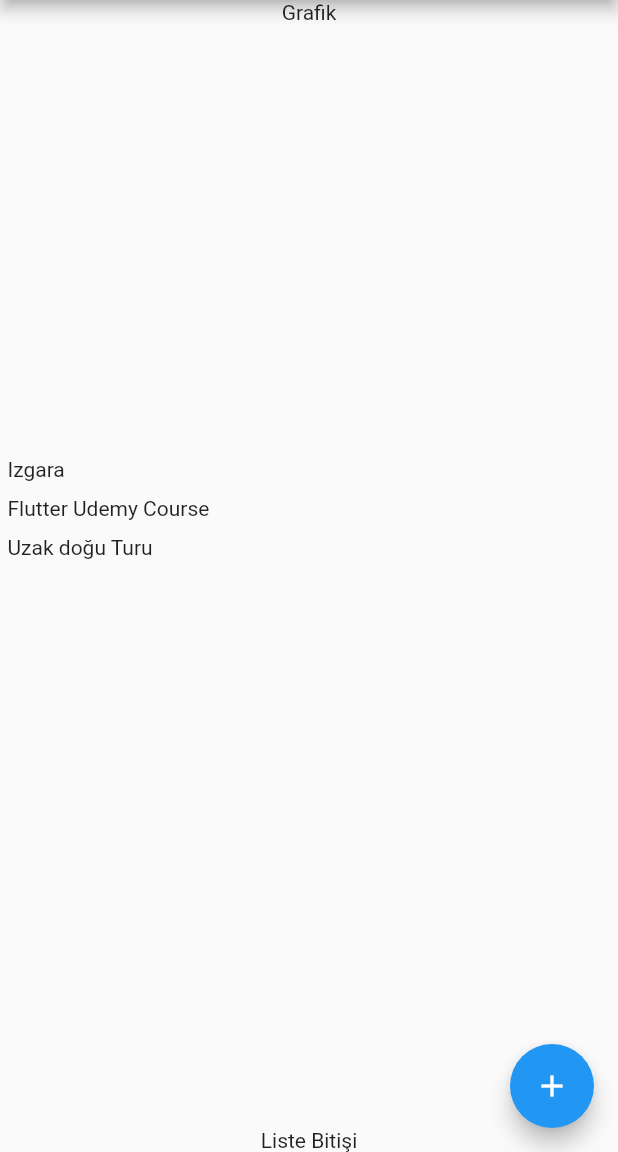
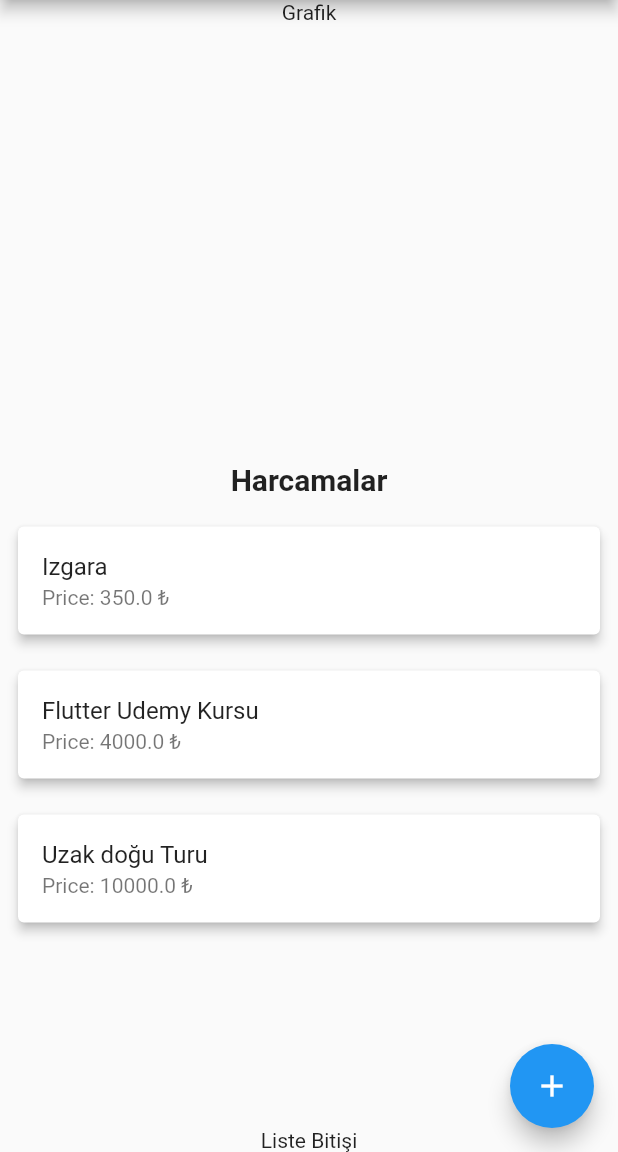
Before and after one commit to bilal1616/Tobeto_expenseapp, a Flutter app: the screen it shows after launch, on a phone screen of 412 x 824 dp, the part 84-1236 px from its top. Run offline on Flutter 3.47's test engine with Material 2 defaults, Android fonts, the phone set to English and light mode, and no system bars.

Commit message:
09.11.2023

```diff
--- a/lib/main.dart
+++ b/lib/main.dart
@@ -19,7 +19,7 @@ class ExpenseApp extends StatelessWidget {
       appBar: AppBar(
         title: const Text('ExpenseApp'),
       ),
-      body: ExpenseList(),
+      body: ExpenseList(expenses: []),
       floatingActionButton: FloatingActionButton(
         onPressed: () {
           showSnackBar(context);
--- a/lib/models/expense.dart
+++ b/lib/models/expense.dart
@@ -1,28 +1,26 @@
-// identifier => kimlik belirleyici (id)
-
+// expense.dart
 import 'package:uuid/uuid.dart';
 
+// UUID kütüphanesi için global bir örnek
 const uuid = Uuid();
 
-enum Category {
-  food,
-  education,
-  travel,
-  work
+// Harcama kategorilerini belirleyen enum
+enum Category { food, education, travel, work, other }
+
+// Harcama sınıfı
+class Expense {
+  // Harcama sınıfının yapıcı metodu
+  Expense({
+    required this.name,         // Harcama adı
+    required this.price,        // Harcama miktarı
+    required this.date,         // Harcama tarihi
+    required this.category,     // Harcama kategorisi
+  }) : id = uuid.v4();          // Harcama kimliği (UUID ile oluşturulur)
+
+  // Harcama özellikleri
+  final String id;              // Harcama kimliği
+  final String name;            // Harcama adı
+  final double price;           // Harcama miktarı
+  final DateTime date;          // Harcama tarihi
+  final Category category;       // Harcama kategorisi
 }
-
-class Expense {
-  Expense({required this.name, required this.price, required this.date, required this.category})
-      : id = uuid.v4();
-
-  // constructor'da bir değeri almak yerine bir değer atamak
-
-  final String id;
-  final String name;
-  final double price;
-  final DateTime date;
-  final Category category;
-}
-
-// Enums
-// Enumerated Type
--- a/lib/pages/expense_list.dart
+++ b/lib/pages/expense_list.dart
@@ -2,7 +2,8 @@ import 'package:expenseapp/models/expense.dart';
 import 'package:flutter/material.dart';
 
 class ExpenseList extends StatefulWidget {
-  const ExpenseList({Key? key}) : super(key: key);
+  const ExpenseList({Key? key, required List<Expense> expenses})
+      : super(key: key);
 
   @override
   _ExpenseListState createState() => _ExpenseListState();
@@ -13,17 +14,17 @@ class _ExpenseListState extends State<ExpenseList> {
   final List<Expense> expenses = [
     Expense(
         name: "Izgara",
-        price: 200,
+        price: 350,
         date: DateTime.now(),
         category: Category.food),
     Expense(
-        name: "Flutter Udemy Course",
-        price: 200,
+        name: "Flutter Udemy Kursu",
+        price: 4000,
         date: DateTime.now(),
         category: Category.education),
     Expense(
         name: "Uzak doğu Turu",
-        price: 200,
+        price: 10000,
         date: DateTime.now(),
         category: Category.travel)
   ]; // firebase, veritabanı
@@ -41,13 +42,38 @@ class _ExpenseListState extends State<ExpenseList> {
             height: 300,
             child: Text("Grafik"),
           ),
+          const Padding(
+            padding: EdgeInsets.all(8.0),
+            child: Text(
+              "Harcamalar",
+              style: TextStyle(fontSize: 20, fontWeight: FontWeight.bold),
+            ),
+          ),
           Expanded(
             child: ListView.builder(
               itemCount: expenses.length,
               itemBuilder: (context, index) {
                 return Padding(
-                  padding: const EdgeInsets.all(5.0),
-                  child: Text(expenses[index].name),
+                  padding: const EdgeInsets.all(8.0),
+                  child: Card(
+                    elevation: 3,
+                    child: ListTile(
+                      title: Text(expenses[index].name),
+                      subtitle: Row(
+                        children: [
+                          Text(
+                            "Price: ",
+                          ),
+                          Text(
+                            "${expenses[index].price.toString()}",
+                          ),
+                          Text(
+                            " ₺", // Türk Lirası Sembolü
+                          ), // TL icon
+                        ],
+                      ),
+                    ),
+                  ),
                 );
               },
             ),
--- a/pubspec.yaml
+++ b/pubspec.yaml
@@ -30,6 +30,8 @@ environment:
 dependencies:
   flutter:
     sdk: flutter
+  # fl_chart: ^0.40.0 # Güncel sürüm numarasına göre değiştirilebilir
+
 
 
   # The following adds the Cupertino Icons font to your application.
```
Also changed, not shown: assets/01.png, assets/02.png (added), 1 other file.
